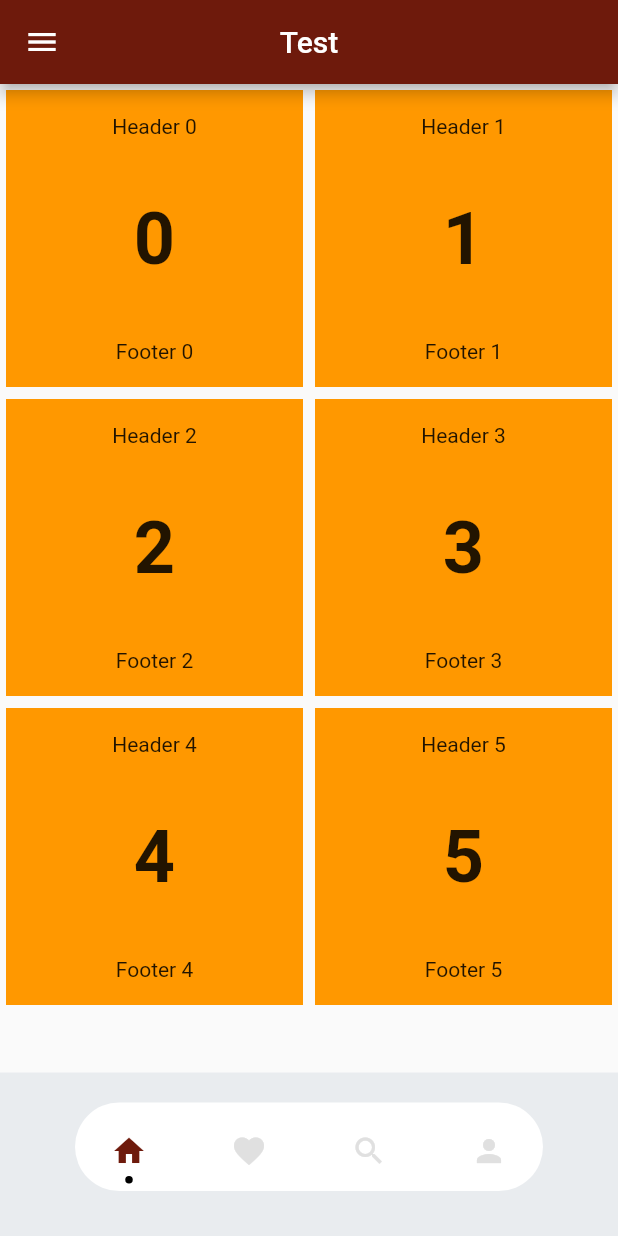
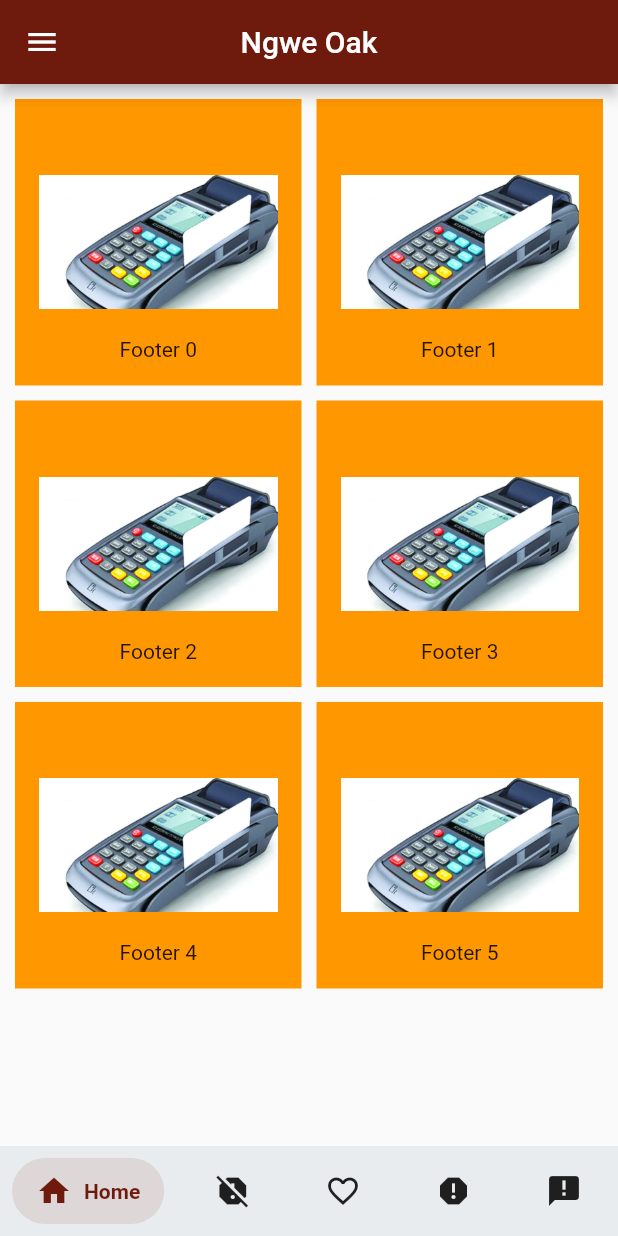
Before and after one commit to AyeChanMon8/ngweOakProject, a Flutter app: the HomePage screen opened directly, on a phone screen of 412 x 824 dp. Run offline on Flutter 3.47's test engine with Material 2 defaults, Android fonts, the phone set to English and light mode, and no system bars; drawn by our look-alikes of dot_navigation_bar, salomon_bottom_bar; our stand-ins replace ionicons.

Commit message:
fix bottom navigation bar UI

```diff
--- a/lib/pages/home.dart
+++ b/lib/pages/home.dart
@@ -2,7 +2,9 @@ import 'package:dot_navigation_bar/dot_navigation_bar.dart';
 import 'package:flutter/material.dart';
 import 'package:ngwe_oak_project/components/drawer.dart';
 import 'package:ngwe_oak_project/pages/main_home_page.dart';
+import 'package:ngwe_oak_project/pages/stock_report_page.dart';
 import 'package:ngwe_oak_project/utils/constants.dart';
+import 'package:salomon_bottom_bar/salomon_bottom_bar.dart';
 
 class HomePage extends StatefulWidget {
   const HomePage({Key? key}) : super(key: key);
@@ -17,11 +19,13 @@ class _HomePageState extends State<HomePage> {
   void _handleIndexChanged(int i) {
     setState(() {
       _selectedTab = _SelectedTab.values[i];
+      selectedPage = i;
     });
   }
 
   final _pageOptions = [
     MainHomePage(),
+    StockReportPage(),
     MainHomePage(),
     MainHomePage(),
     MainHomePage()
@@ -34,33 +38,52 @@ class _HomePageState extends State<HomePage> {
         appBar: AppBar(
           centerTitle: true,
           title: const Text(
-            'Test',
+            'Ngwe Oak',
           ),
           backgroundColor: kPrimaryColor,
         ),
         body: _pageOptions[selectedPage],
         backgroundColor: kBackgroundColor,
-        bottomNavigationBar: Padding(
-          padding: EdgeInsets.only(bottom: 10),
-          child: DotNavigationBar(
-            margin: EdgeInsets.only(left: 10, right: 10),
-            currentIndex: _SelectedTab.values.indexOf(_selectedTab),
-            dotIndicatorColor: Colors.black,
-            unselectedItemColor: Colors.grey[300],
-            onTap: _handleIndexChanged,
-            items: [
-              DotNavigationBarItem(
-                  icon: Icon(Icons.home), selectedColor: kPrimaryColor),
-              DotNavigationBarItem(
-                  icon: Icon(Icons.favorite), selectedColor: kPrimaryColor),
-              DotNavigationBarItem(
-                  icon: Icon(Icons.search), selectedColor: kPrimaryColor),
-              DotNavigationBarItem(
-                  icon: Icon(Icons.person), selectedColor: kPrimaryColor)
-            ],
-          ),
-        ));
+        bottomNavigationBar: SalomonBottomBar(
+          currentIndex: _SelectedTab.values.indexOf(_selectedTab),
+          onTap: (i) => setState(() => _handleIndexChanged(i)),
+          items: [
+            SalomonBottomBarItem(
+              icon: Icon(Icons.home),
+              title: Text("Home"),
+              selectedColor: kPrimaryColor,
+            ),
+
+            SalomonBottomBarItem(
+              icon: Icon(Icons.report_off),
+              title: Text("Stock Report"),
+              selectedColor: kPrimaryColor,
+            ),
+
+            /// Likes
+            SalomonBottomBarItem(
+              icon: Icon(Icons.favorite_border),
+              title: Text("Open/Due List"),
+              selectedColor: kPrimaryColor,
+            ),
+
+            /// Search
+            SalomonBottomBarItem(
+              icon: Icon(Icons.report),
+              title: Text("Reporting"),
+              selectedColor: kPrimaryColor,
+            ),
+
+            /// Profile
+            SalomonBottomBarItem(
+              icon: Icon(Icons.announcement),
+              title: Text("Announcement"),
+              selectedColor: kPrimaryColor,
+            ),
+          ],
+        ),
+      );
   }
 }
 
-enum _SelectedTab { home, favorite, search, person }
+enum _SelectedTab { home, report_off, favorite_border, report,announcement }
--- a/lib/pages/main_home_page.dart
+++ b/lib/pages/main_home_page.dart
@@ -20,10 +20,10 @@ class _MainHomePageState extends State<MainHomePage> {
         gridDelegate: SliverGridDelegateWithFixedCrossAxisCount(
           crossAxisCount: 2,
           childAspectRatio: 1,
-          mainAxisSpacing: 8,
-          crossAxisSpacing: 8,
+          mainAxisSpacing: 10,
+          crossAxisSpacing: 10,
         ),
-        padding: const EdgeInsets.all(4),
+        padding: const EdgeInsets.all(10),
         controller: controller,
         itemCount: numbers.length,
         itemBuilder: (context, index) {
@@ -37,16 +37,8 @@ class _MainHomePageState extends State<MainHomePage> {
         padding: EdgeInsets.all(16),
         color: Colors.orange,
         child: GridTile(
-          header: Text(
-            'Header $number',
-            textAlign: TextAlign.center,
-          ),
           child: Center(
-            child: Text(
-              number,
-              style: TextStyle(fontWeight: FontWeight.bold, fontSize: 48),
-              textAlign: TextAlign.center,
-            ),
+            child: Image.asset('assets/images/Pos.jpeg')
           ),
           footer: Text(
             'Footer $number',
--- /dev/null
+++ b/lib/pages/stock_report_page.dart
@@ -0,0 +1,16 @@
+import 'package:flutter/material.dart';
+class StockReportPage extends StatefulWidget {
+  const StockReportPage({ Key? key }) : super(key: key);
+
+  @override
+  State<StockReportPage> createState() => _StockReportPageState();
+}
+
+class _StockReportPageState extends State<StockReportPage> {
+  @override
+  Widget build(BuildContext context) {
+    return Scaffold(
+      body: Text('StrockReport'),
+    );
+  }
+}
--- a/pubspec.yaml
+++ b/pubspec.yaml
@@ -30,7 +30,7 @@ dependencies:
   # Use with the CupertinoIcons class for iOS style icons.
   cupertino_icons: ^1.0.2
   dot_navigation_bar: ^1.0.1+3
-
+  salomon_bottom_bar: ^3.3.2
 dev_dependencies:
   flutter_test:
     sdk: flutter
@@ -54,8 +54,8 @@ flutter:
   uses-material-design: true
 
   # To add assets to your application, add an assets section, like this:
-  # assets:
-  #   - images/a_dot_burr.jpeg
+  assets:
+    - assets/images/
   #   - images/a_dot_ham.jpeg
 
   # An image asset can refer to one or more resolution-specific "variants", see
```
Also changed, not shown: assets/images/Pos.jpeg (added).
